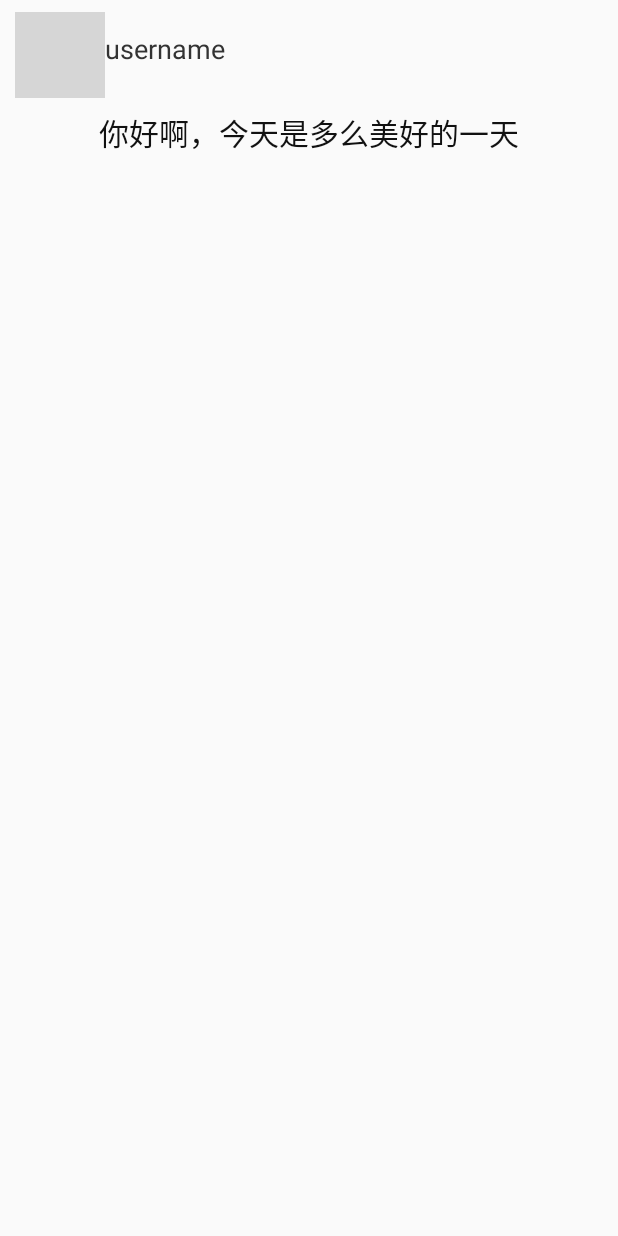
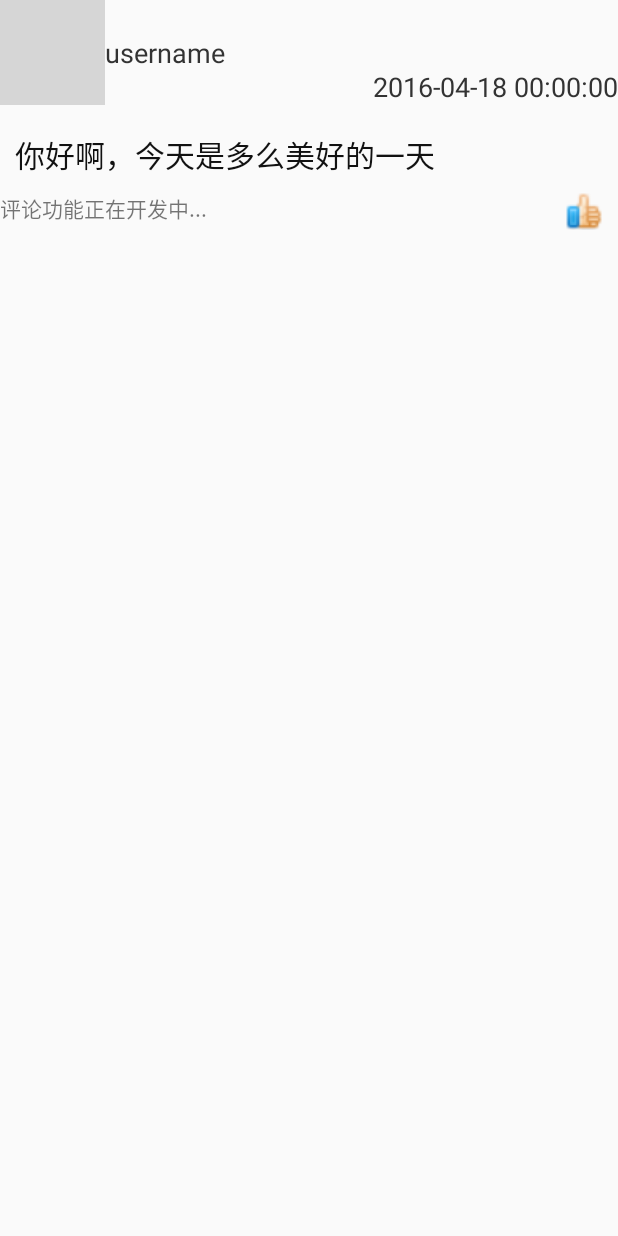
Before and after one commit to SparrowC/NewsAPP, an Android app: the layout circle_list_item_layout.xml on its own in the app's theme, with its tools: preview values and no code run, on a phone screen of 412 x 824 dp. Run offline under Robolectric (Android 15) with nearby library versions, the phone set to English and light mode, and no system bars; grey boxes are pictures that could not be loaded.

Commit message:
朋友圈基本功能已完成，部分功能待开发

```diff
--- a/app/src/main/java/com/vonnie/mynewsapp/activity/NewsDetailActivity.java
+++ b/app/src/main/java/com/vonnie/mynewsapp/activity/NewsDetailActivity.java
@@ -31,9 +31,7 @@ public class NewsDetailActivity extends BaseActivity {
     protected void onCreate(Bundle savedInstanceState) {
         super.onCreate(savedInstanceState);
         setContentView(R.layout.news_detail_layout);
-//        url=getIntent().getStringExtra("url");
-//        initView();
-//        initData();
+
     }
 
     @Override
--- a/app/src/main/java/com/vonnie/mynewsapp/activity/base/BaseMainContent.java
+++ b/app/src/main/java/com/vonnie/mynewsapp/activity/base/BaseMainContent.java
@@ -62,8 +62,4 @@ public class BaseMainContent extends Fragment{
         tv_mainTitle.setText(title);
     }
 
-//    public View getView()
-//    {
-//        return root;
-//    }
 }
--- a/app/src/main/java/com/vonnie/mynewsapp/utils/SharedPreferencesUtils.java
+++ b/app/src/main/java/com/vonnie/mynewsapp/utils/SharedPreferencesUtils.java
@@ -4,7 +4,7 @@ import android.content.Context;
 import android.content.SharedPreferences;
 
 /**
- * Created by Kung、 on 2016/2/3.
+ * Created by kun on 2016/2/3.
  */
 public class SharedPreferencesUtils {
 
--- a/app/src/main/res/layout/circle_list_item_layout.xml
+++ b/app/src/main/res/layout/circle_list_item_layout.xml
@@ -5,26 +5,39 @@
     android:orientation="vertical">
 
     <LinearLayout
-        android:layout_width="wrap_content"
+        android:layout_width="match_parent"
         android:layout_height="wrap_content"
         android:orientation="horizontal">
         <ImageView
             android:id="@+id/item_userImage"
-            android:layout_width="60dp"
-            android:layout_height="60dp"
+            android:layout_width="70dp"
+            android:layout_height="70dp"
             android:src="@drawable/ic_launcher"
             android:layout_gravity="center"
-            android:layout_marginLeft="10dp"
-            android:layout_marginTop="5dp"/>
+            android:layout_weight="0"
+            android:padding="10dp"/>
         <TextView
             android:id="@+id/item_userName"
             android:layout_width="wrap_content"
             android:layout_height="wrap_content"
             android:text="username"
-            android:layout_gravity="center"
             android:textColor="#f333"
-            android:textSize="18dp"/>
+            android:textSize="18dp"
+            android:layout_gravity="center_vertical"
+            android:layout_weight="1"/>
+        <TextView
+            android:id="@+id/item_time"
+            android:layout_width="wrap_content"
+            android:layout_height="wrap_content"
+            android:text="2016-04-18 00:00:00"
+            android:textColor="#f333"
+            android:textSize="18dp"
+            android:layout_alignParentRight="true"
+            android:layout_below="@id/item_userName"
+            android:layout_gravity="right|bottom"
+            android:layout_weight="0"/>
     </LinearLayout>
+
     <TextView
         android:id="@+id/item_circles"
         android:layout_width="match_parent"
@@ -33,6 +46,20 @@
         android:textColor="#e000"
         android:text="你好啊，今天是多么美好的一天"
         android:layout_marginTop="8dp"
-        android:gravity="center"/>
-
+        android:padding="10dp"
+        />
+    <RelativeLayout
+        android:layout_width="match_parent"
+        android:layout_height="wrap_content">
+        <TextView
+            android:layout_width="match_parent"
+            android:layout_height="wrap_content"
+            android:text="评论功能正在开发中..."/>
+        <ImageView
+            android:layout_width="25dp"
+            android:layout_height="25dp"
+            android:src="@drawable/agree"
+            android:layout_alignParentRight="true"
+            android:layout_marginRight="10dp"/>
+    </RelativeLayout>
 </LinearLayout>
--- a/app/src/main/res/layout/send_circle_layout.xml
+++ b/app/src/main/res/layout/send_circle_layout.xml
@@ -27,6 +27,7 @@
         android:id="@+id/et_circleInput"
         android:layout_width="match_parent"
         android:layout_height="wrap_content"
+        android:text="你好啊"
         />
     <Button
         android:layout_width="wrap_content"
```
Also changed, not shown: app/build.gradle (+6 -1 lines), app/src/main/java/com/vonnie/mynewsapp/activity/CircleActivity.java (+35 -39 lines), app/src/main/java/com/vonnie/mynewsapp/activity/MainActivity.java (+2 -9 lines), app/src/main/java/com/vonnie/mynewsapp/activity/ShareActivity.java (+22 -17 lines), app/src/main/java/com/vonnie/mynewsapp/beans/CircleInfo.java (+13 -2 lines), app/src/main/java/com/vonnie/mynewsapp/global/Config.java (+13 -6 lines), app/src/main/res/layout/circle_backgroud_layout.xml (added, +30 -0 lines), app/src/main/res/layout/circle_layout.xml (+17 -4 lines), app/src/main/res/drawable/agree.png (added), 1 other file.
